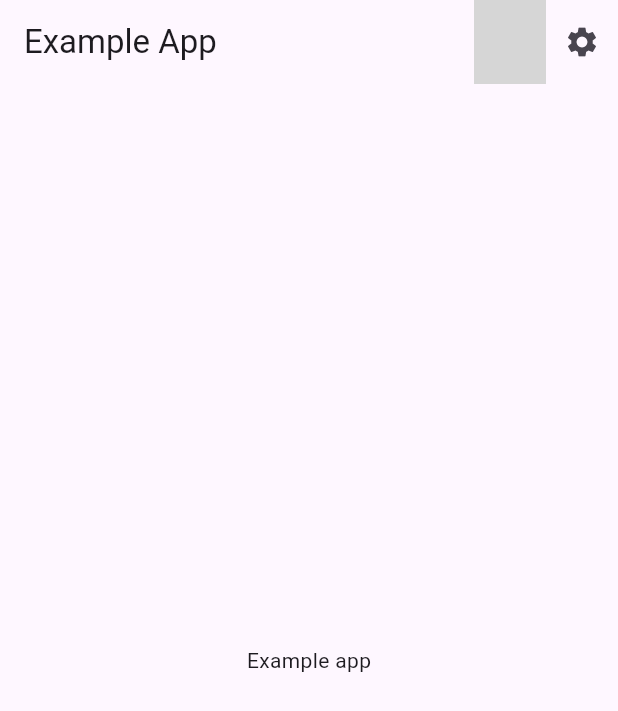
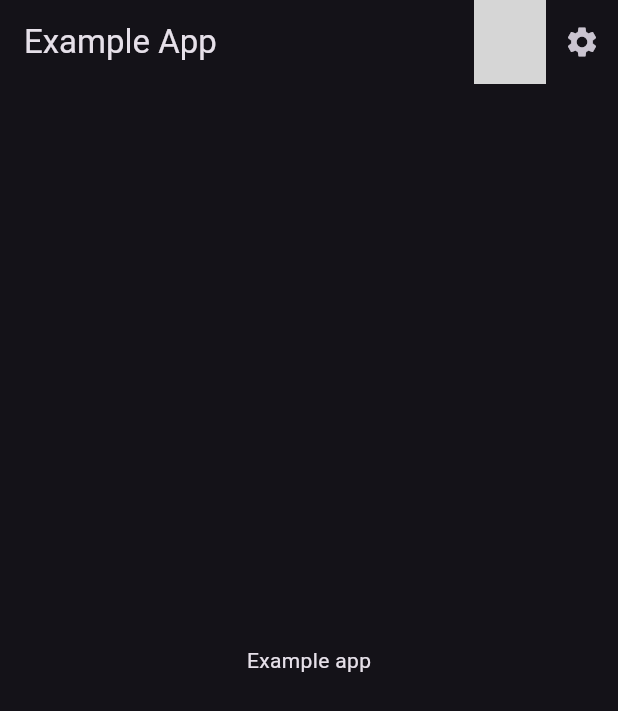
Before and after one commit to arononak/git_stamp, a Flutter app: the screen it shows after launch, on a phone screen of 412 x 824 dp. Shown: the top 711 px of the screen. Run offline on Flutter 3.47's test engine with Material 3 defaults, Android fonts, the phone set to English and light mode, and no system bars; grey boxes are pictures that could not be loaded.

Commit message:
README.md Update

```diff
--- a/example/lib/main.dart
+++ b/example/lib/main.dart
@@ -17,7 +17,7 @@ class ExampleApp extends StatelessWidget {
       home: MainPage(),
       theme: ThemeData(useMaterial3: true),
       darkTheme: ThemeData.dark(useMaterial3: true),
-      themeMode: ThemeMode.system,
+      themeMode: ThemeMode.dark,
     );
   }
 }
```
Also changed, not shown: preview_dark.png, preview_icon.png (added), preview_light.png, show_git_stamp_license_page.png (added), show_license_page.png (added), 1 other file.
